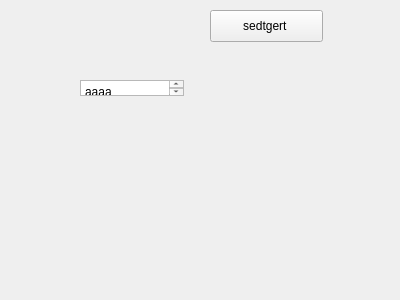
First picture: the form in SortingFiles/mainwindow.ui, repository JoshLoveCoder/Qt_prj, before the edit.
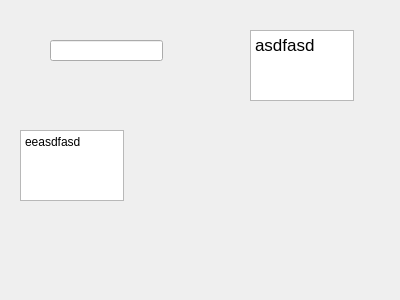
Second picture: the form after the edit.

```diff
--- a/SortingFiles/mainwindow.ui
+++ b/SortingFiles/mainwindow.ui
@@ -14,32 +14,6 @@
    <string>MainWindow</string>
   </property>
   <widget class="QWidget" name="centralWidget">
-   <widget class="QPlainTextEdit" name="dfgfg">
-    <property name="geometry">
-     <rect>
-      <x>80</x>
-      <y>80</y>
-      <width>104</width>
-      <height>16</height>
-     </rect>
-    </property>
-    <property name="plainText">
-     <string>aaaa</string>
-    </property>
-   </widget>
-   <widget class="QPushButton" name="pushButton">
-    <property name="geometry">
-     <rect>
-      <x>210</x>
-      <y>10</y>
-      <width>113</width>
-      <height>32</height>
-     </rect>
-    </property>
-    <property name="text">
-     <string>sedtgert </string>
-    </property>
-   </widget>
    <widget class="QWidget" name="asdf" native="true">
     <property name="geometry">
      <rect>
@@ -50,6 +24,46 @@
      </rect>
     </property>
    </widget>
+   <widget class="QPlainTextEdit" name="plainTextEdit">
+    <property name="geometry">
+     <rect>
+      <x>20</x>
+      <y>130</y>
+      <width>104</width>
+      <height>71</height>
+     </rect>
+    </property>
+    <property name="plainText">
+     <string>eeasdfasd</string>
+    </property>
+   </widget>
+   <widget class="QLineEdit" name="lineEdit">
+    <property name="geometry">
+     <rect>
+      <x>50</x>
+      <y>40</y>
+      <width>113</width>
+      <height>21</height>
+     </rect>
+    </property>
+   </widget>
+   <widget class="QTextEdit" name="textEdit">
+    <property name="geometry">
+     <rect>
+      <x>250</x>
+      <y>30</y>
+      <width>104</width>
+      <height>71</height>
+     </rect>
+    </property>
+    <property name="html">
+     <string>&lt;!DOCTYPE HTML PUBLIC &quot;-//W3C//DTD HTML 4.0//EN&quot; &quot;http://www.w3.org/TR/REC-html40/strict.dtd&quot;&gt;
+&lt;html&gt;&lt;head&gt;&lt;meta name=&quot;qrichtext&quot; content=&quot;1&quot; /&gt;&lt;style type=&quot;text/css&quot;&gt;
+p, li { white-space: pre-wrap; }
+&lt;/style&gt;&lt;/head&gt;&lt;body style=&quot; font-family:'.SF NS Text'; font-size:13pt; font-weight:400; font-style:normal;&quot;&gt;
+&lt;p style=&quot; margin-top:0px; margin-bottom:0px; margin-left:0px; margin-right:0px; -qt-block-indent:0; text-indent:0px;&quot;&gt;asdfasd&lt;/p&gt;&lt;/body&gt;&lt;/html&gt;</string>
+    </property>
+   </widget>
   </widget>
  </widget>
  <layoutdefault spacing="6" margin="11"/>
```
